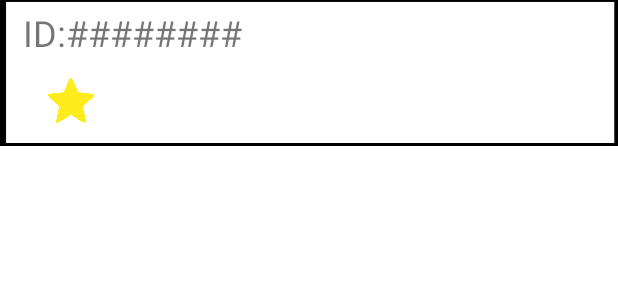
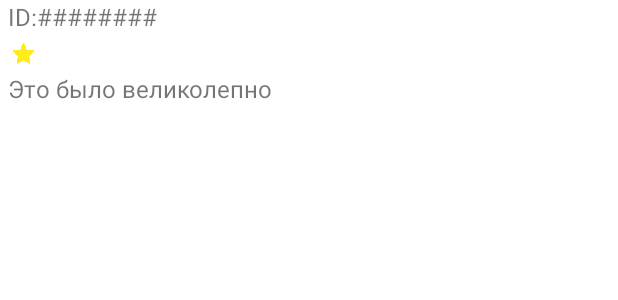
Before and after one commit to MGOL-team/projectNPK, an Android app: the layout mark_items.xml on its own in the app's theme, with its tools: preview values and no code run, on a phone screen of 412 x 824 dp. Shown: the top 300 px of the screen. Run offline under Robolectric (Android 15) with nearby library versions, the phone set to English and light mode, and no system bars.

Commit message:
может быть красиво(item mark)

```diff
--- a/app/src/main/java/com/barbar/npkproject/fragments/AccountFragment.java
+++ b/app/src/main/java/com/barbar/npkproject/fragments/AccountFragment.java
@@ -201,7 +201,7 @@ public class AccountFragment extends Fragment {
             View some_view = inflater.inflate(R.layout.mark_items, parent, false);
             TextView mark_us =  some_view.findViewById(R.id.user_mark);
             TextView us_id =  some_view.findViewById(R.id.id_user);
-            mark_us.setText(users.get(position).mark);
+            mark_us.setText('@' + users.get(position).mark);
             us_id.setText(users.get(position).from_who);
 
             return some_view;
--- a/app/src/main/res/layout/fragment_account.xml
+++ b/app/src/main/res/layout/fragment_account.xml
@@ -68,10 +68,10 @@
         <ListView
             android:layout_width="match_parent"
             android:layout_height="0dp"
-            android:layout_weight="3"
+            android:layout_weight="1"
+            android:scrollbars="none"
             android:id="@+id/list_view"
             android:padding="10dp"
-            android:dividerHeight="0sp"
             />
 
         <EditText
--- a/app/src/main/res/layout/mark_items.xml
+++ b/app/src/main/res/layout/mark_items.xml
@@ -1,51 +1,48 @@
 <?xml version="1.0" encoding="utf-8"?>
 <LinearLayout xmlns:android="http://schemas.android.com/apk/res/android"
     xmlns:app="http://schemas.android.com/apk/res-auto"
-    android:orientation="horizontal"
+    android:orientation="vertical"
     android:layout_width="match_parent"
-    android:layout_height="97sp">
-    <LinearLayout
-        android:orientation="vertical"
-        android:layout_width="0sp"
-        android:layout_height="match_parent"
-        android:background="@drawable/frame"
-        android:layout_weight="1"
-        >
+    android:layout_height="wrap_content"
+    android:paddingBottom="10dp">
+
     <TextView
         android:layout_width="match_parent"
-            android:layout_height="0sp"
-            android:layout_weight="1"
+        android:layout_height="wrap_content"
         android:text="ID:########"
         android:id="@+id/user_mark"
-            android:paddingStart="15sp"
-            android:paddingTop="5sp"
-            android:paddingEnd="5sp"
-            android:paddingBottom="5sp"
-            android:textSize="24sp"/>
+        android:paddingStart="5dp"
+        android:textSize="16dp"/>
+
     <LinearLayout
         android:orientation="horizontal"
         android:layout_width="match_parent"
-            android:layout_height="0sp"
-            android:layout_weight="1"
-            android:paddingBottom="14sp"
+        android:layout_height="wrap_content"
         android:paddingTop="2sp"
         android:paddingLeft="8sp"
         android:paddingRight="8sp">
         <ImageView
-                android:layout_width="0sp"
-                android:layout_height="match_parent"
-                android:layout_weight="1"
+            android:layout_width="15dp"
+            android:layout_height="15dp"
+            android:scaleType="fitXY"
             app:srcCompat="@drawable/star"
+            android:layout_gravity="center"
             />
         <TextView
-                android:layout_width="0dp"
-                android:layout_height="match_parent"
-                android:layout_weight="4"
+            android:layout_width="wrap_content"
+            android:layout_height="wrap_content"
             android:paddingStart="5dp"
-                android:textSize="24sp"
+            android:textSize="17dp"
             android:id="@+id/id_user"
             />
     </LinearLayout>
+
+    <TextView
+        android:layout_width="match_parent"
+        android:layout_height="wrap_content"
+        android:paddingStart="5dp"
+        android:textSize="16dp"
+        android:text="Это было великолепно"
+        android:id="@+id/komment"
+        />
 </LinearLayout>
-
-</LinearLayout>
```
Lines whose indentation alone changed are shown as unchanged.
